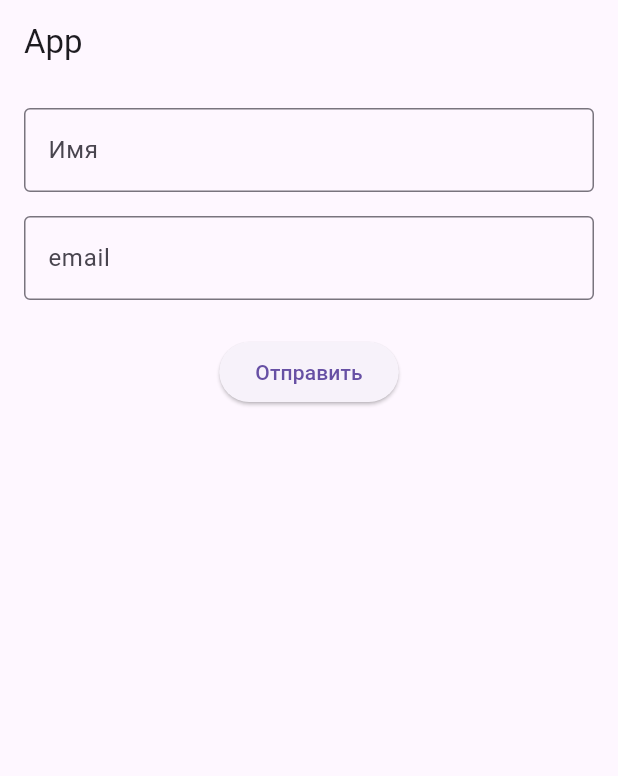
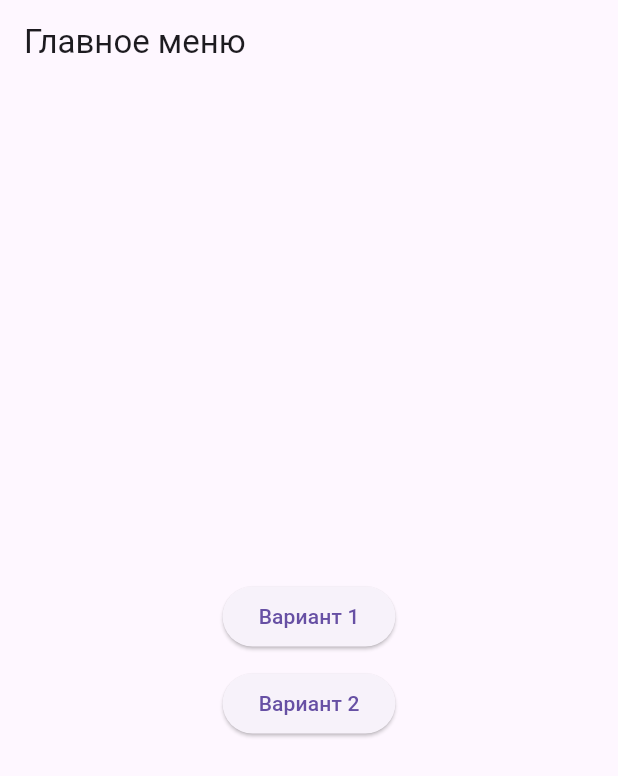
Before and after one commit to razenbaun/flutter_test_application, a Flutter app: the screen it shows after launch, on a phone screen of 412 x 824 dp. Shown: the top 776 px of the screen. Run offline on Flutter 3.47's test engine with Material 3 defaults, Android fonts, the phone set to English and light mode, and no system bars.

```diff
--- a/lib/main.dart
+++ b/lib/main.dart
@@ -1,61 +1,44 @@
 import 'package:flutter/material.dart';
 
-class MyForm extends StatefulWidget {
-  const MyForm({super.key});
-
-  @override
-  State<MyForm> createState() => _MyFormState();
-}
-
-class _MyFormState extends State<MyForm> {
-  final _formKey = GlobalKey<FormState>();
-  final _nameController = TextEditingController();
-  final _emailController = TextEditingController();
+class MainScreen extends StatelessWidget {
+  const MainScreen({super.key});
 
   @override
   Widget build(BuildContext context) {
-    return Form(
-      key: _formKey,
-      child: Padding(
-        padding: const EdgeInsets.all(16.0),
+    return Scaffold(
+      appBar: AppBar(title: const Text('Главное меню')),
+      body: Center(
         child: Column(
+          mainAxisAlignment: MainAxisAlignment.center,
           children: [
-            TextFormField(
-              controller: _nameController,
-              decoration: const InputDecoration(
-                labelText: 'Имя',
-                border: OutlineInputBorder(),
-              ),
-              validator: (value) {
-                if (value == null || value.isEmpty) {
-                  return 'Введите имя';
-                }
-                return null;
+            ElevatedButton(
+              onPressed: () {
+                Navigator.pushNamed(
+                  context,
+                  '/second',
+                  arguments: {
+                    'title': 'Первый вариант',
+                    'count': 10,
+                    'isActive': true,
+                  },
+                );
               },
+              child: const Text('Вариант 1'),
             ),
-            const SizedBox(height: 16),
-            TextFormField(
-              controller: _emailController,
-              decoration: const InputDecoration(
-                labelText: 'email',
-                border: OutlineInputBorder(),
-              ),
-              validator: (value) {
-                if (value == null || value.isEmpty) {
-                  return 'Введите email';
-                }
-                return null;
+            const SizedBox(height: 10),
+            ElevatedButton(
+              onPressed: () {
+                Navigator.pushNamed(
+                  context,
+                  '/second',
+                  arguments: {
+                    'title': 'Второй вариант',
+                    'count': 20,
+                    'isActive': false,
+                  },
+                );
               },
-            ),
-            const SizedBox(height: 24),
-            ElevatedButton(
-              onPressed: (){
-                if (_formKey.currentState!.validate()) {
-                  print('Имя: ${_nameController.text}');
-                  print('email: ${_emailController.text}');
-                }
-              },
-              child: const Text('Отправить')
+              child: const Text('Вариант 2'),
             ),
           ],
         ),
@@ -63,6 +46,44 @@ class _MyFormState extends State<MyForm> {
     );
   }
 }
+
+class SecondScreen extends StatelessWidget {
+  final String title;
+  final int count;
+  final bool isActive;
+
+  const SecondScreen({
+    super.key,
+    required this.title,
+    required this.count,
+    required this.isActive,
+  });
+
+  @override
+  Widget build(BuildContext context) {
+    return Scaffold(
+      appBar: AppBar(title: Text(title)),
+      body: Center(
+        child: Column(
+          mainAxisAlignment: MainAxisAlignment.center,
+          children: [
+            Text('Заголовок: $title', style: const TextStyle(fontSize: 20)),
+            Text('Число: $count', style: const TextStyle(fontSize: 18)),
+            Text('Активно: $isActive', style: const TextStyle(fontSize: 18)),
+            const SizedBox(height: 30),
+            ElevatedButton(
+              onPressed: () {
+                Navigator.pop(context);
+              },
+              child: const Text('Назад'),
+            ),
+          ],
+        ),
+      ),
+    );
+  }
+}
+
 void main() => runApp(const MainApp());
 
 class MainApp extends StatelessWidget {
@@ -72,12 +93,31 @@ class MainApp extends StatelessWidget {
   Widget build(BuildContext context) {
     return MaterialApp(
       debugShowCheckedModeBanner: false,
-      home: Scaffold(
-        appBar: AppBar(title: Text('App')),
-        body: Center(
-          child: MyForm()
-          )
-      ),
+      initialRoute: '/',
+      routes: {
+        '/': (context) => const MainScreen(),
+      },
+      onGenerateRoute: (RouteSettings settings) {
+        switch (settings.name) {
+          case '/second':
+            final args = settings.arguments as Map<String, dynamic>? ?? {};
+
+            return MaterialPageRoute(
+              builder: (context) => SecondScreen(
+                title: args['title'] ?? 'Без названия',
+                count: args['count'] ?? 0,
+                isActive: args['isActive'] ?? false,
+              ),
+            );
+
+          default:
+            return MaterialPageRoute(
+              builder: (context) => const Scaffold(
+                body: Center(child: Text('Страница не найдена')),
+              ),
+            );
+        }
+      },
     );
   }
 }
```
